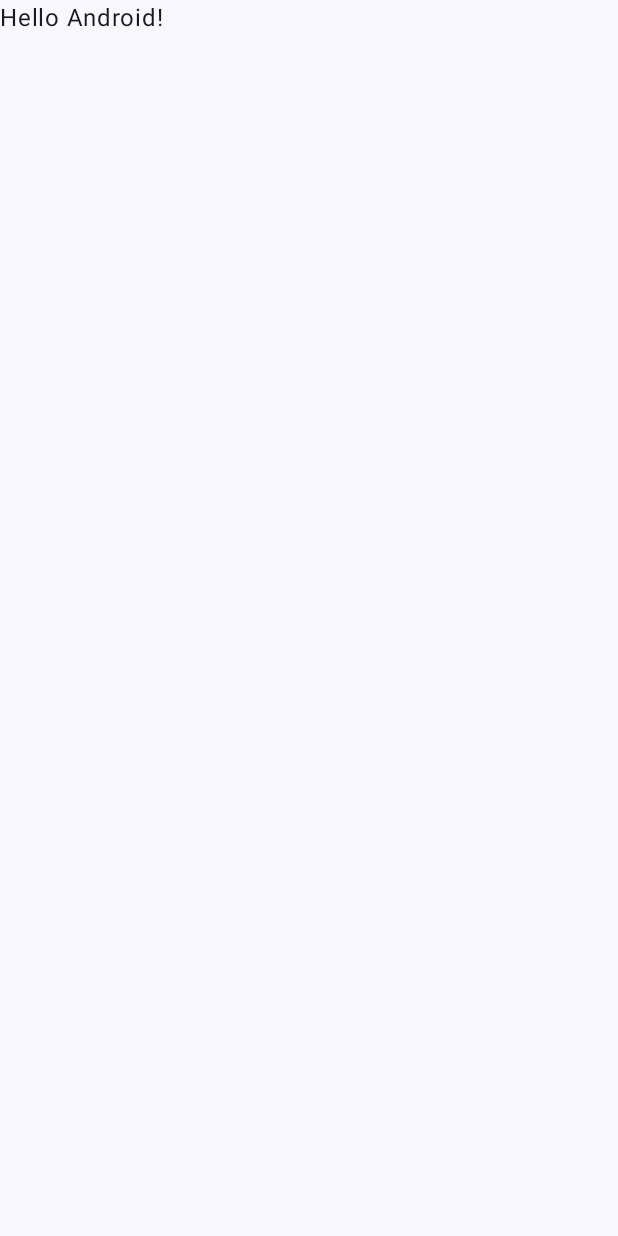
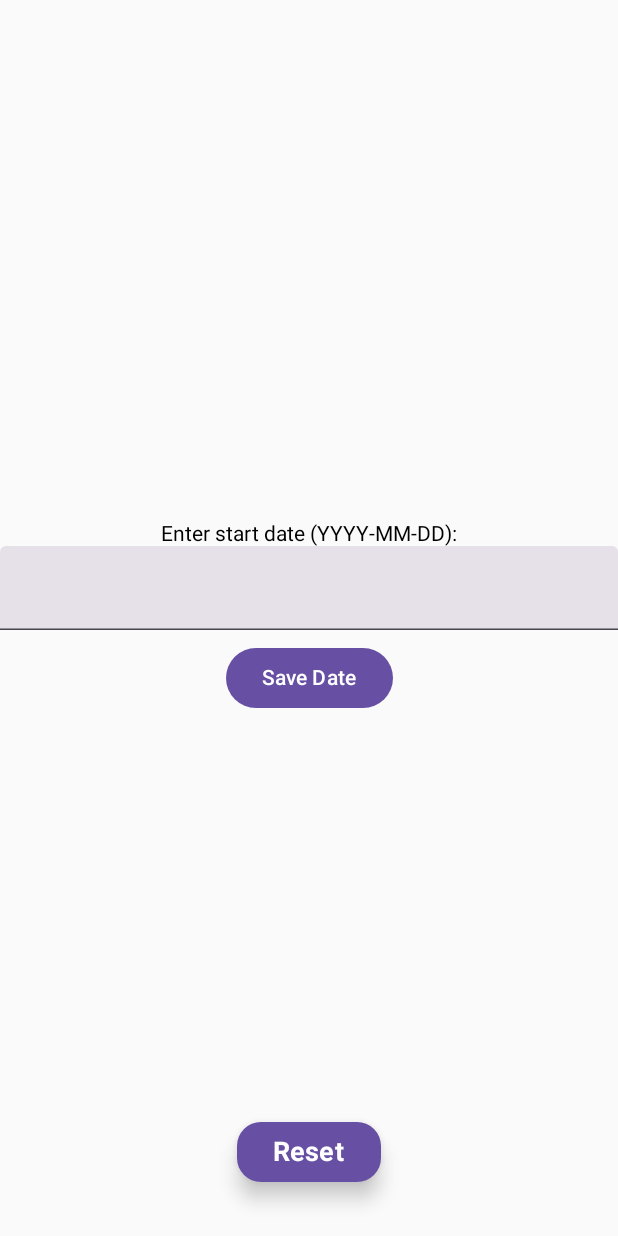
Before and after one commit to mrbachorecz/noalcoholchallange, an Android app built with Jetpack Compose: the screen it shows after launch (MainActivity), on a phone screen of 412 x 824 dp. Before the commit the screen is almost empty. Run offline under Robolectric (Android 15) with nearby library versions, the phone set to English and light mode, and no system bars.

Commit message:
create card and reset button

```diff
--- a/app/src/main/java/com/example/noalcoholchallange/MainActivity.kt
+++ b/app/src/main/java/com/example/noalcoholchallange/MainActivity.kt
@@ -1,47 +1,142 @@
 package com.example.noalcoholchallange
 
+import android.content.Context
 import android.os.Bundle
 import androidx.activity.ComponentActivity
 import androidx.activity.compose.setContent
-import androidx.activity.enableEdgeToEdge
+import androidx.compose.foundation.background
+import androidx.compose.foundation.layout.Box
+import androidx.compose.foundation.layout.Column
 import androidx.compose.foundation.layout.fillMaxSize
+import androidx.compose.foundation.layout.fillMaxWidth
 import androidx.compose.foundation.layout.padding
-import androidx.compose.material3.Scaffold
+import androidx.compose.foundation.layout.wrapContentSize
+import androidx.compose.material3.Button
+import androidx.compose.material3.ButtonDefaults
+import androidx.compose.material3.Card
+import androidx.compose.material3.CardDefaults
+import androidx.compose.material3.MaterialTheme
 import androidx.compose.material3.Text
-import androidx.compose.runtime.Composable
+import androidx.compose.material3.TextField
+import androidx.compose.runtime.getValue
+import androidx.compose.runtime.mutableStateOf
+import androidx.compose.runtime.remember
+import androidx.compose.runtime.setValue
+import androidx.compose.ui.Alignment
 import androidx.compose.ui.Modifier
-import androidx.compose.ui.tooling.preview.Preview
-import com.example.noalcoholchallange.ui.theme.NoAlcoholChallangeTheme
+import androidx.compose.ui.graphics.Brush
+import androidx.compose.ui.graphics.Color
+import androidx.compose.ui.text.font.FontWeight
+import androidx.compose.ui.text.style.TextAlign
+import androidx.compose.ui.unit.dp
+import androidx.compose.ui.unit.sp
+import androidx.core.content.edit
+import java.time.LocalDate
+import java.time.format.DateTimeFormatter
+import java.time.temporal.ChronoUnit
 
 class MainActivity : ComponentActivity() {
     override fun onCreate(savedInstanceState: Bundle?) {
         super.onCreate(savedInstanceState)
-        enableEdgeToEdge()
         setContent {
-            NoAlcoholChallangeTheme {
-                Scaffold(modifier = Modifier.fillMaxSize()) { innerPadding ->
-                    Greeting(
-                        name = "Android",
-                        modifier = Modifier.padding(innerPadding)
-                    )
+            val prefs = getSharedPreferences("app_prefs", Context.MODE_PRIVATE)
+            var storedDate by remember { mutableStateOf(prefs.getString("start_date", null)) }
+            var inputDate by remember { mutableStateOf("") }
+            val formatter = DateTimeFormatter.ISO_LOCAL_DATE
+
+            Box(
+                modifier = Modifier
+                    .fillMaxSize()
+                    .wrapContentSize(Alignment.Center)
+            ) {
+
+                if (storedDate == null) {
+                    Column(horizontalAlignment = Alignment.CenterHorizontally) {
+                        Text("Enter start date (YYYY-MM-DD):")
+                        TextField(
+                            value = inputDate,
+                            onValueChange = { inputDate = it },
+                            modifier = Modifier.fillMaxWidth()
+                        )
+                        Button(
+                            onClick = {
+                                // Validate and store date
+                                try {
+                                    LocalDate.parse(inputDate, formatter)
+                                    prefs.edit { putString("start_date", inputDate) }
+                                    storedDate = inputDate
+                                } catch (_: Exception) { /* handle invalid date */
+                                }
+                            },
+                            modifier = Modifier.padding(top = 8.dp)
+                        ) {
+                            Text("Save Date")
+                        }
+                    }
+                } else {
+                    val startDate = LocalDate.parse(storedDate, formatter)
+                    val daysPassed = ChronoUnit.DAYS.between(startDate, LocalDate.now())
+                    Column(horizontalAlignment = Alignment.CenterHorizontally) {
+                        Card(
+                            modifier = Modifier
+                                .padding(16.dp)
+                                .fillMaxWidth(),
+                            shape = MaterialTheme.shapes.medium,
+                            elevation = CardDefaults.cardElevation(defaultElevation = 12.dp),
+                            colors = CardDefaults.cardColors(
+                                containerColor = Color.Transparent, // Use transparent to show gradient
+                                contentColor = Color.White
+                            )
+                        ) {
+                            Box(
+                                modifier = Modifier
+                                    .background(
+                                        brush = Brush.linearGradient(
+                                            colors = listOf(
+                                                Color(0xFF90CAF9), // Light blue
+                                                Color(0xFF42A5F5)  // Slightly deeper blue for shine
+                                            )
+                                        )
+                                    )
+                                    .padding(24.dp),
+                                contentAlignment = Alignment.Center
+                            ) {
+                                Text(
+                                    "No Alcohol: $daysPassed days",
+                                    fontSize = 24.sp,
+                                    fontWeight = FontWeight.Bold,
+                                    color = Color.White,
+                                    modifier = Modifier.fillMaxWidth(),
+                                    textAlign = TextAlign.Center
+                                )
+                            }
+                        }
+                    }
+                }
+            }
+
+            Box(
+                modifier = Modifier
+                    .fillMaxSize()
+                    .padding(bottom = 32.dp),
+                contentAlignment = Alignment.BottomCenter
+            ) {
+                Button(
+                    onClick = {
+                        prefs.edit { remove("start_date") }
+                        storedDate = null
+                        inputDate = ""
+                    },
+                    colors = ButtonDefaults.buttonColors(
+                        containerColor = MaterialTheme.colorScheme.primary,
+                        contentColor = MaterialTheme.colorScheme.onPrimary
+                    ),
+                    shape = MaterialTheme.shapes.large,
+                    elevation = ButtonDefaults.buttonElevation(defaultElevation = 8.dp)
+                ) {
+                    Text("Reset", fontWeight = FontWeight.Bold, fontSize = 18.sp)
                 }
             }
         }
     }
 }
-
-@Composable
-fun Greeting(name: String, modifier: Modifier = Modifier) {
-    Text(
-        text = "Hello $name!",
-        modifier = modifier
-    )
-}
-
-@Preview(showBackground = true)
-@Composable
-fun GreetingPreview() {
-    NoAlcoholChallangeTheme {
-        Greeting("Android")
-    }
-}
```
Also changed, not shown: 1 other file.
